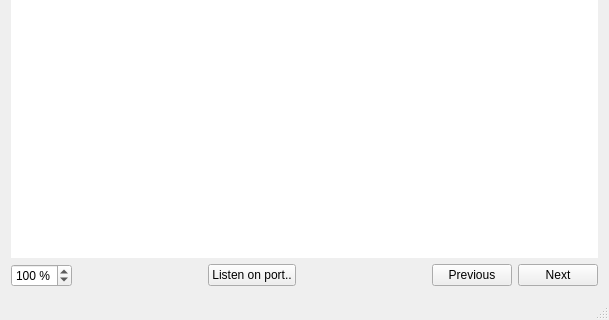
Qt form memmap_disp/mainwindow.ui (arthur00/memorymap) before a commit; both pictures show x 0 to 609 and y 158 to 478 of the 609 by 478 pixel window.
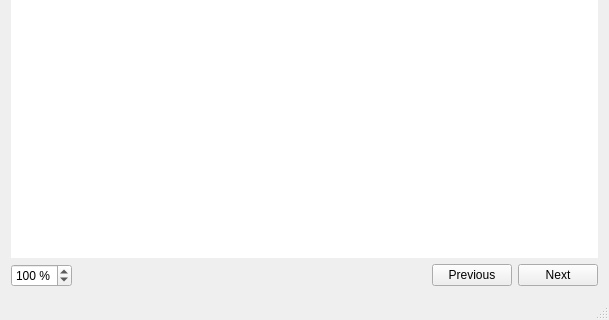
The same form after that commit.

Commit message: Fixed more stuff, was in a rush.

The edit to the form file:
```diff
--- a/memmap_disp/mainwindow.ui
+++ b/memmap_disp/mainwindow.ui
@@ -46,26 +46,6 @@
         </property>
        </widget>
       </item>
-      <item>
-       <spacer name="horizontalSpacer">
-        <property name="orientation">
-         <enum>Qt::Horizontal</enum>
-        </property>
-        <property name="sizeHint" stdset="0">
-         <size>
-          <width>40</width>
-          <height>20</height>
-         </size>
-        </property>
-       </spacer>
-      </item>
-      <item>
-       <widget class="QPushButton" name="pushButton_Listen">
-        <property name="text">
-         <string>Listen on port..</string>
-        </property>
-       </widget>
-      </item>
       <item>
        <spacer name="horizontalSpacer_2">
         <property name="orientation">
```
The commit also changes 2 other files.
